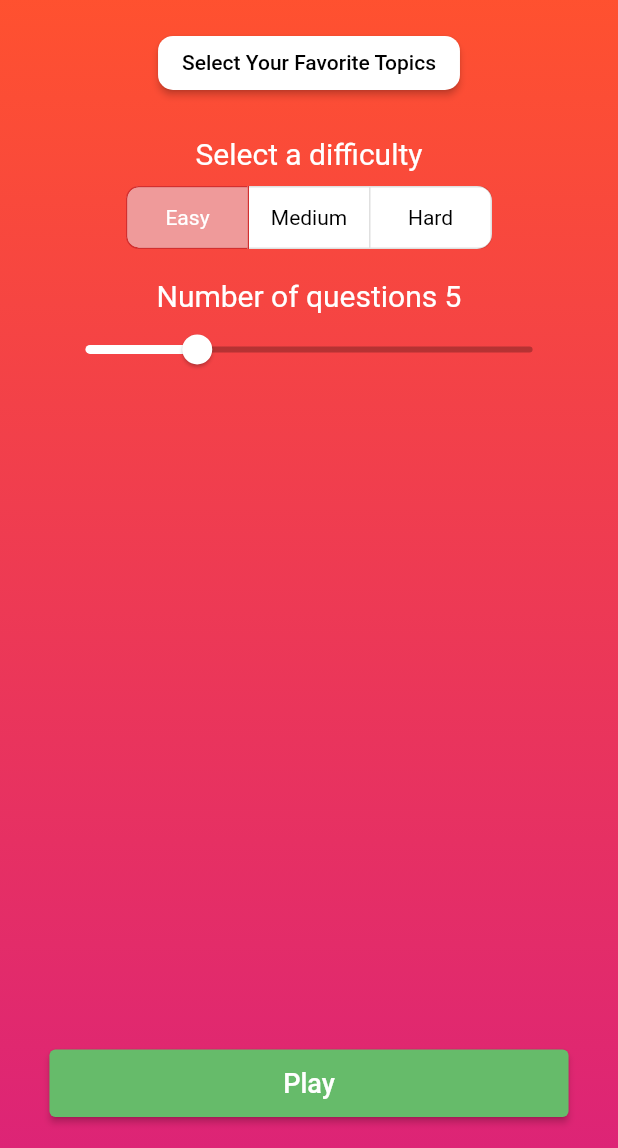
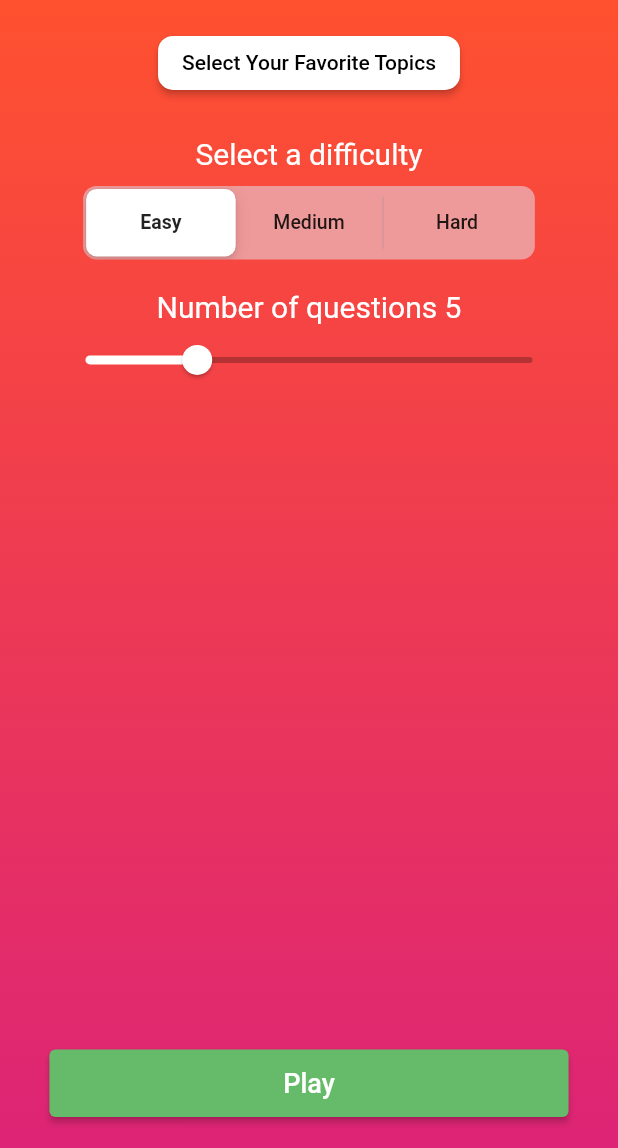
Before and after one commit to eduardozielke/flutter-quiz-app, a Flutter app: the screen it shows after launch, on a phone screen of 412 x 824 dp, the part 88-1236 px from its top. Run offline on Flutter 3.47's test engine with Material 2 defaults, Android fonts, the phone set to English and light mode, and no system bars.

```diff
--- a/lib/pages/home.dart
+++ b/lib/pages/home.dart
@@ -50,12 +50,20 @@ class _HomeState extends State<Home> {
   }
 
   getQuiz() async {
+    print(chosenDifficulty);
     await QuizService().getQuizList(
       limit: numberOfQuestions.round(),
       categories: categories,
       difficulty: chosenDifficulty,
     );
   }
+
+  int segmentedControlGroupValue = 0;
+  final Map<int, Widget> myTabs = const <int, Widget>{
+    0: Padding(padding: EdgeInsets.all(15), child: Text("Easy")),
+    1: Padding(padding: EdgeInsets.all(15), child: Text("Medium")),
+    2: Padding(padding: EdgeInsets.all(15), child: Text("Hard")),
+  };
 
   @override
   Widget build(BuildContext context) {
@@ -128,39 +136,16 @@ class _HomeState extends State<Home> {
                       style: TextStyle(color: Colors.white, fontSize: 20),
                     ),
                     const SizedBox(height: 10),
-                    Container(
-                      padding: EdgeInsets.zero,
-                      height: 42,
-                      decoration: const BoxDecoration(
-                        color: Colors.white,
-                        borderRadius: BorderRadius.all(Radius.circular(10.0)),
-                      ),
-                      child: ToggleButtons(
-                        direction: Axis.horizontal,
-                        onPressed: (int index) {
-                          setState(() {
-                            chosenDifficulty = difficultiesList[index];
-
-                            for (int i = 0;
-                                i < selectedDifficulty.length;
-                                i++) {
-                              selectedDifficulty[i] = i == index;
-                            }
-                          });
-                        },
-                        borderRadius:
-                            const BorderRadius.all(Radius.circular(8)),
-                        selectedBorderColor: Colors.red[700],
-                        selectedColor: Colors.white,
-                        fillColor: Colors.red[200],
-                        color: Colors.black,
-                        constraints: const BoxConstraints(
-                          minHeight: 40.0,
-                          minWidth: 80.0,
-                        ),
-                        isSelected: selectedDifficulty,
-                        children: difficulties,
-                      ),
+                    CupertinoSlidingSegmentedControl(
+                      backgroundColor: Colors.red[200]!,
+                      groupValue: segmentedControlGroupValue,
+                      children: myTabs,
+                      onValueChanged: (i) {
+                        setState(() {
+                          chosenDifficulty = difficultiesList[i!];
+                          segmentedControlGroupValue = i;
+                        });
+                      },
                     ),
                     const SizedBox(height: 20),
                     Text(
@@ -203,3 +188,38 @@ class _HomeState extends State<Home> {
     );
   }
 }
+
+
+// Container(
+//                       padding: EdgeInsets.zero,
+//                       height: 42,
+//                       decoration: const BoxDecoration(
+//                         color: Colors.white,
+//                         borderRadius: BorderRadius.all(Radius.circular(10.0)),
+//                       ),
+//                       child: ToggleButtons(
+//                         direction: Axis.horizontal,
+//                         onPressed: (int index) {
+//                           setState(() {
+//                             chosenDifficulty = difficultiesList[index];
+//                             for (int i = 0;
+//                                 i < selectedDifficulty.length;
+//                                 i++) {
+//                               selectedDifficulty[i] = i == index;
+//                             }
+//                           });
+//                         },
+//                         borderRadius:
+//                             const BorderRadius.all(Radius.circular(8)),
+//                         selectedBorderColor: Colors.red[700],
+//                         selectedColor: Colors.white,
+//                         fillColor: Colors.red[200],
+//                         color: Colors.black,
+//                         constraints: const BoxConstraints(
+//                           minHeight: 40.0,
+//                           minWidth: 80.0,
+//                         ),
+//                         isSelected: selectedDifficulty,
+//                         children: difficulties,
+//                       ),
+//                     ),
```
Also changed, not shown: lib/widgets/multi_select.dart (+8 -4 lines).
